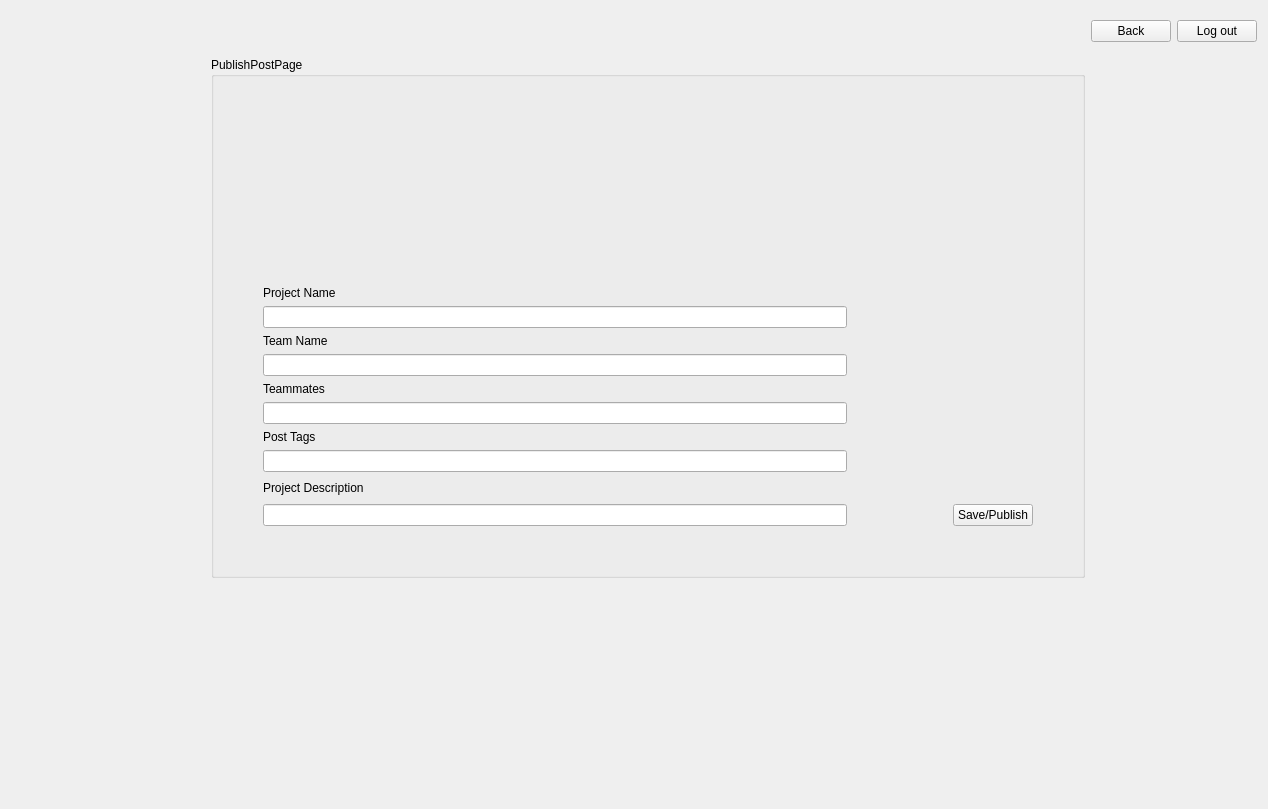
Before: the Qt Designer form client/client/src/publish_post_page.ui in v-mk-s/StartYourProject, drawn with Qt 5.
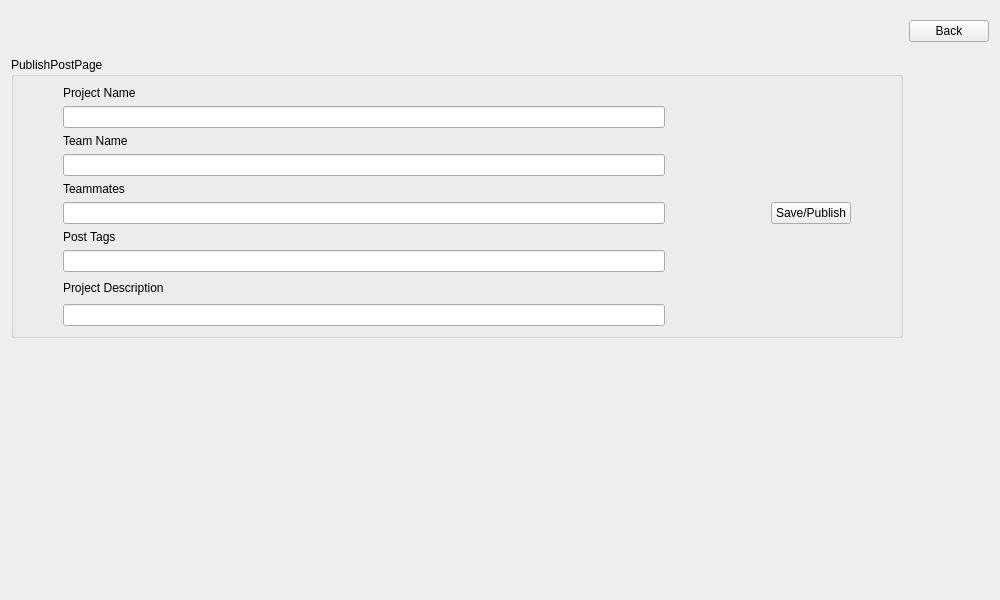
After: the same form once the commit is applied.

Diff of the .ui file:
```diff
--- a/client/client/src/publish_post_page.ui
+++ b/client/client/src/publish_post_page.ui
@@ -6,35 +6,15 @@
    <rect>
     <x>0</x>
     <y>0</y>
-    <width>1268</width>
-    <height>809</height>
+    <width>1000</width>
+    <height>600</height>
    </rect>
   </property>
   <property name="windowTitle">
    <string>Form</string>
   </property>
   <layout class="QGridLayout" name="gridLayout_2">
-   <item row="0" column="5">
-    <widget class="QPushButton" name="pushLogOutButton">
-     <property name="text">
-      <string>Log out</string>
-     </property>
-    </widget>
-   </item>
-   <item row="4" column="1">
-    <spacer name="verticalSpacer_4">
-     <property name="orientation">
-      <enum>Qt::Vertical</enum>
-     </property>
-     <property name="sizeHint" stdset="0">
-      <size>
-       <width>20</width>
-       <height>40</height>
-      </size>
-     </property>
-    </spacer>
-   </item>
-   <item row="0" column="1">
+   <item row="0" column="0">
     <spacer name="verticalSpacer_3">
      <property name="orientation">
       <enum>Qt::Vertical</enum>
@@ -50,140 +30,72 @@
      </property>
     </spacer>
    </item>
+   <item row="4" column="0">
+    <spacer name="verticalSpacer_4">
+     <property name="orientation">
+      <enum>Qt::Vertical</enum>
+     </property>
+     <property name="sizeHint" stdset="0">
+      <size>
+       <width>20</width>
+       <height>40</height>
+      </size>
+     </property>
+    </spacer>
+   </item>
    <item row="3" column="0">
-    <spacer name="horizontalSpacer_4">
-     <property name="orientation">
-      <enum>Qt::Horizontal</enum>
-     </property>
-     <property name="sizeType">
-      <enum>QSizePolicy::Fixed</enum>
-     </property>
-     <property name="sizeHint" stdset="0">
-      <size>
-       <width>200</width>
-       <height>20</height>
-      </size>
-     </property>
-    </spacer>
-   </item>
-   <item row="3" column="1">
     <widget class="QGroupBox" name="groupBox">
      <property name="title">
       <string>PublishPostPage</string>
      </property>
      <layout class="QGridLayout" name="gridLayout">
-      <item row="1" column="1">
+      <item row="0" column="1">
        <widget class="QLabel" name="l_project_name">
         <property name="text">
          <string>Project Name</string>
         </property>
        </widget>
       </item>
-      <item row="9" column="1">
-       <widget class="QLabel" name="l_project_description">
+      <item row="5" column="3">
+       <widget class="QPushButton" name="pushSavePublishButton">
         <property name="text">
-         <string>Project Description</string>
+         <string>Save/Publish</string>
         </property>
        </widget>
       </item>
-      <item row="11" column="1">
-       <spacer name="verticalSpacer_2">
-        <property name="orientation">
-         <enum>Qt::Vertical</enum>
-        </property>
-        <property name="sizeHint" stdset="0">
-         <size>
-          <width>20</width>
-          <height>40</height>
-         </size>
-        </property>
-       </spacer>
-      </item>
-      <item row="8" column="1">
-       <widget class="QLineEdit" name="le_post_tags"/>
-      </item>
-      <item row="7" column="1">
-       <widget class="QLabel" name="l_post_tags">
-        <property name="text">
-         <string>Post Tags</string>
-        </property>
-       </widget>
-      </item>
-      <item row="5" column="1">
-       <widget class="QLabel" name="l_teammates">
-        <property name="text">
-         <string>Teammates</string>
-        </property>
-       </widget>
-      </item>
-      <item row="4" column="1">
-       <widget class="QLineEdit" name="le_team_name"/>
-      </item>
-      <item row="2" column="1">
+      <item row="1" column="1">
        <widget class="QLineEdit" name="le_project_name"/>
       </item>
-      <item row="10" column="1">
-       <widget class="QLineEdit" name="le_project_descr"/>
+      <item row="8" column="0">
+       <spacer name="horizontalSpacer_2">
+        <property name="orientation">
+         <enum>Qt::Horizontal</enum>
+        </property>
+        <property name="sizeType">
+         <enum>QSizePolicy::Fixed</enum>
+        </property>
+        <property name="sizeHint" stdset="0">
+         <size>
+          <width>40</width>
+          <height>20</height>
+         </size>
+        </property>
+       </spacer>
       </item>
-      <item row="3" column="1">
+      <item row="2" column="1">
        <widget class="QLabel" name="l_team_name">
         <property name="text">
          <string>Team Name</string>
         </property>
        </widget>
       </item>
-      <item row="6" column="1">
+      <item row="5" column="1">
        <widget class="QLineEdit" name="le_teammates"/>
       </item>
-      <item row="9" column="0">
-       <spacer name="horizontalSpacer_2">
-        <property name="orientation">
-         <enum>Qt::Horizontal</enum>
-        </property>
-        <property name="sizeType">
-         <enum>QSizePolicy::Fixed</enum>
-        </property>
-        <property name="sizeHint" stdset="0">
-         <size>
-          <width>40</width>
-          <height>20</height>
-         </size>
-        </property>
-       </spacer>
+      <item row="7" column="1">
+       <widget class="QLineEdit" name="le_post_tags"/>
       </item>
-      <item row="10" column="5">
-       <spacer name="horizontalSpacer_3">
-        <property name="orientation">
-         <enum>Qt::Horizontal</enum>
-        </property>
-        <property name="sizeType">
-         <enum>QSizePolicy::Fixed</enum>
-        </property>
-        <property name="sizeHint" stdset="0">
-         <size>
-          <width>40</width>
-          <height>20</height>
-         </size>
-        </property>
-       </spacer>
-      </item>
-      <item row="0" column="1">
-       <spacer name="verticalSpacer">
-        <property name="orientation">
-         <enum>Qt::Vertical</enum>
-        </property>
-        <property name="sizeType">
-         <enum>QSizePolicy::Fixed</enum>
-        </property>
-        <property name="sizeHint" stdset="0">
-         <size>
-          <width>20</width>
-          <height>200</height>
-         </size>
-        </property>
-       </spacer>
-      </item>
-      <item row="10" column="2">
+      <item row="5" column="2">
        <spacer name="horizontalSpacer">
         <property name="orientation">
          <enum>Qt::Horizontal</enum>
@@ -199,17 +111,53 @@
         </property>
        </spacer>
       </item>
-      <item row="10" column="4">
-       <widget class="QPushButton" name="pushSavePublishButton">
+      <item row="3" column="1">
+       <widget class="QLineEdit" name="le_team_name"/>
+      </item>
+      <item row="4" column="1">
+       <widget class="QLabel" name="l_teammates">
         <property name="text">
-         <string>Save/Publish</string>
+         <string>Teammates</string>
         </property>
        </widget>
       </item>
+      <item row="5" column="4">
+       <spacer name="horizontalSpacer_3">
+        <property name="orientation">
+         <enum>Qt::Horizontal</enum>
+        </property>
+        <property name="sizeType">
+         <enum>QSizePolicy::Fixed</enum>
+        </property>
+        <property name="sizeHint" stdset="0">
+         <size>
+          <width>40</width>
+          <height>20</height>
+         </size>
+        </property>
+       </spacer>
+      </item>
+      <item row="8" column="1">
+       <widget class="QLabel" name="l_project_description">
+        <property name="text">
+         <string>Project Description</string>
+        </property>
+       </widget>
+      </item>
+      <item row="6" column="1">
+       <widget class="QLabel" name="l_post_tags">
+        <property name="text">
+         <string>Post Tags</string>
+        </property>
+       </widget>
+      </item>
+      <item row="9" column="1">
+       <widget class="QLineEdit" name="le_project_descr"/>
+      </item>
      </layout>
     </widget>
    </item>
-   <item row="0" column="2">
+   <item row="0" column="1">
     <widget class="QPushButton" name="pushBackButton">
      <property name="text">
       <string>Back</string>
```
